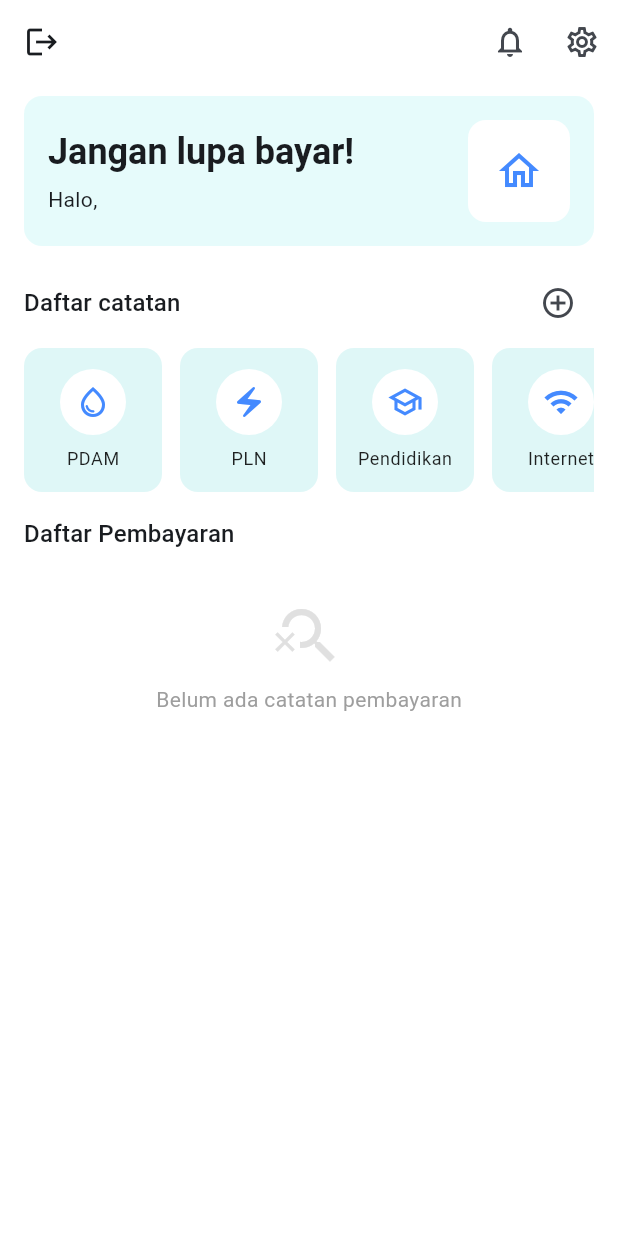
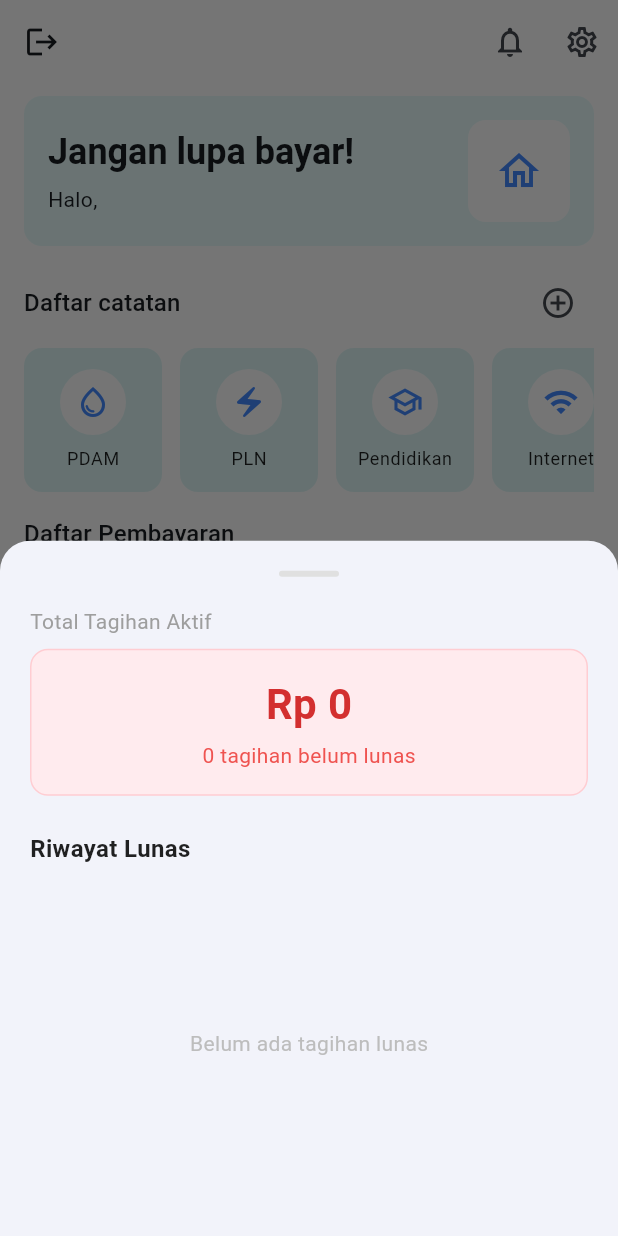
Before and after one commit to Samuel16299/mobile_app, a Flutter app: the screen it shows once a user with an empty profile is signed in, after a tap on the "notifications none" icon, on a phone screen of 412 x 824 dp. Run offline on Flutter 3.47's test engine with Material 3 defaults, Android fonts, the phone set to English and light mode, and no system bars; our stand-ins replace cloud_firestore, firebase_auth, firebase_core, flutter_local_notifications, flutter_riverpod, timezone; accounts and stored records are empty.

```diff
--- a/lib/features/bills/presentation/screens/home_screen.dart
+++ b/lib/features/bills/presentation/screens/home_screen.dart
@@ -3,6 +3,7 @@ import 'package:flutter_riverpod/flutter_riverpod.dart';
 import 'package:intl/intl.dart';
 import '../../providers/bills_provider.dart';
 import '../../providers/auth_provider.dart';
+import '../../models/bill_model.dart'; // Pastikan import ini ada
 import 'bill_detail_screen.dart';
 import 'bill_form_screen.dart';
 import '../../../settings/providers/locale_provider.dart';
@@ -16,8 +17,142 @@ class HomeScreen extends ConsumerStatefulWidget {
 }
 
 class _HomeScreenState extends ConsumerState<HomeScreen> {
-  // Variabel untuk menyimpan kategori yang sedang dipilih
   String? _selectedCategory;
+
+  // --- FUNGSI BARU: MENAMPILKAN POPUP RINGKASAN ---
+  void _showSummaryPopup(BuildContext context, List<Bill> allBills) {
+    // 1. Filter Data
+    final unpaidBills = allBills.where((b) => !b.isPaid).toList();
+    final paidBills = allBills.where((b) => b.isPaid).toList();
+
+    // 2. Hitung Total Tagihan (Yang belum dibayar)
+    double totalUnpaid = 0;
+    for (var bill in unpaidBills) {
+      totalUnpaid += bill.amount;
+    }
+
+    // Formatter Rupiah
+    final currencyFormatter = NumberFormat.currency(
+      locale: 'id_ID',
+      symbol: 'Rp ',
+      decimalDigits: 0,
+    );
+
+    showModalBottomSheet(
+      context: context,
+      shape: const RoundedRectangleBorder(
+        borderRadius: BorderRadius.vertical(top: Radius.circular(20)),
+      ),
+      builder: (context) {
+        return Container(
+          padding: const EdgeInsets.all(20),
+          height: 500, // Tinggi popup
+          child: Column(
+            crossAxisAlignment: CrossAxisAlignment.start,
+            children: [
+              // --- HEADER POPUP ---
+              Center(
+                child: Container(
+                  width: 40,
+                  height: 4,
+                  margin: const EdgeInsets.only(bottom: 20),
+                  decoration: BoxDecoration(
+                    color: Colors.grey[300],
+                    borderRadius: BorderRadius.circular(10),
+                  ),
+                ),
+              ),
+
+              // --- BAGIAN 1: TOTAL YANG HARUS DIBAYAR ---
+              const Text(
+                'Total Tagihan Aktif',
+                style: TextStyle(fontSize: 14, color: Colors.grey),
+              ),
+              const SizedBox(height: 8),
+              Container(
+                width: double.infinity,
+                padding: const EdgeInsets.all(16),
+                decoration: BoxDecoration(
+                  color: Colors.red.shade50,
+                  borderRadius: BorderRadius.circular(12),
+                  border: Border.all(color: Colors.red.shade100),
+                ),
+                child: Column(
+                  children: [
+                    Text(
+                      currencyFormatter.format(totalUnpaid),
+                      style: TextStyle(
+                        fontSize: 28,
+                        fontWeight: FontWeight.bold,
+                        color: Colors.red.shade700,
+                      ),
+                    ),
+                    const SizedBox(height: 4),
+                    Text(
+                      '${unpaidBills.length} tagihan belum lunas',
+                      style: TextStyle(color: Colors.red.shade400),
+                    ),
+                  ],
+                ),
+              ),
+
+              const SizedBox(height: 24),
+
+              // --- BAGIAN 2: DAFTAR YANG SUDAH LUNAS ---
+              const Text(
+                'Riwayat Lunas',
+                style: TextStyle(
+                  fontSize: 16,
+                  fontWeight: FontWeight.bold,
+                  color: Colors.black87
+                ),
+              ),
+              const SizedBox(height: 10),
+
+              Expanded(
+                child: paidBills.isEmpty
+                    ? Center(
+                        child: Text(
+                          'Belum ada tagihan lunas',
+                          style: TextStyle(color: Colors.grey[400]),
+                        ),
+                      )
+                    : ListView.separated(
+                        itemCount: paidBills.length,
+                        separatorBuilder: (_, __) => const Divider(),
+                        itemBuilder: (context, index) {
+                          final bill = paidBills[index];
+                          return ListTile(
+                            contentPadding: EdgeInsets.zero,
+                            leading: const CircleAvatar(
+                              backgroundColor: Colors.green,
+                              radius: 16,
+                              child: Icon(Icons.check, color: Colors.white, size: 16),
+                            ),
+                            title: Text(
+                              bill.title,
+                              style: const TextStyle(
+                                decoration: TextDecoration.lineThrough,
+                                color: Colors.grey,
+                              ),
+                            ),
+                            trailing: Text(
+                              currencyFormatter.format(bill.amount),
+                              style: const TextStyle(
+                                fontWeight: FontWeight.bold,
+                                color: Colors.green,
+                              ),
+                            ),
+                          );
+                        },
+                      ),
+              ),
+            ],
+          ),
+        );
+      },
+    );
+  }
 
   @override
   Widget build(BuildContext context) {
@@ -27,11 +162,9 @@ class _HomeScreenState extends ConsumerState<HomeScreen> {
     final billsAsync = ref.watch(billsStreamProvider);
     final billsController = ref.watch(billsControllerProvider);
 
-    // 1. AMBIL STATUS BAHASA SAAT INI
     final currentLocale = ref.watch(localeProvider);
     final isIndo = currentLocale.languageCode == 'id';
 
-    // 2. (Terjemahan Home)
     final labels = {
       'header': isIndo ? 'Jangan lupa bayar!' : "Don't forget to pay!",
       'hello': isIndo ? 'Halo' : 'Hello',
@@ -52,41 +185,22 @@ class _HomeScreenState extends ConsumerState<HomeScreen> {
       'logout_failed': isIndo ? 'Gagal keluar' : 'Failed to logout',
     };
 
-    // 3. DATA KATEGORI (Icon & Label Terjemahan)
     final categories = [
-      {
-        'id': 'PDAM',
-        'label': isIndo ? 'PDAM' : 'Water',
-        'icon': Icons.water_drop_outlined,
-      },
-      {
-        'id': 'PLN',
-        'label': isIndo ? 'PLN' : 'Electricity',
-        'icon': Icons.electric_bolt_outlined,
-      },
-      {
-        'id': 'Pendidikan',
-        'label': isIndo ? 'Pendidikan' : 'Education',
-        'icon': Icons.school_outlined,
-      },
-      {
-        'id': 'Internet',
-        'label': isIndo ? 'Internet' : 'Internet',
-        'icon': Icons.wifi,
-      },
+      {'id': 'PDAM', 'label': isIndo ? 'PDAM' : 'Water', 'icon': Icons.water_drop_outlined},
+      {'id': 'PLN', 'label': isIndo ? 'PLN' : 'Electricity', 'icon': Icons.electric_bolt_outlined},
+      {'id': 'Pendidikan', 'label': isIndo ? 'Pendidikan' : 'Education', 'icon': Icons.school_outlined},
+      {'id': 'Internet', 'label': isIndo ? 'Internet' : 'Internet', 'icon': Icons.wifi},
     ];
 
-    // Helper: choose correct locale strings for intl package
     final currencyLocale = isIndo ? 'id_ID' : 'en_US';
     final dateLocale = isIndo ? 'id_ID' : 'en_US';
-    final currencySymbol = isIndo ? 'Rp': 'Rp';
+    final currencySymbol = isIndo ? 'Rp' : 'Rp';
 
     return Scaffold(
       backgroundColor: Colors.white,
       appBar: AppBar(
         elevation: 0,
         backgroundColor: Colors.transparent,
-        // Tombol Logout
         leading: IconButton(
           icon: const Icon(Icons.logout),
           tooltip: labels['logout_tooltip'],
@@ -103,10 +217,7 @@ class _HomeScreenState extends ConsumerState<HomeScreen> {
                   ),
                   TextButton(
                     onPressed: () => Navigator.of(ctx).pop(true),
-                    child: Text(
-                      labels['logout']!,
-                      style: const TextStyle(color: Colors.red),
-                    ),
+                    child: Text(labels['logout']!, style: const TextStyle(color: Colors.red)),
                   ),
                 ],
               ),
@@ -117,38 +228,31 @@ class _HomeScreenState extends ConsumerState<HomeScreen> {
               try {
                 await auth.logout();
                 if (!context.mounted) return;
-                ScaffoldMessenger.of(context).showSnackBar(
-                  SnackBar(
-                    content: Text(labels['logout_success']!),
-                    duration: const Duration(seconds: 2),
-                  ),
-                );
-                // optional: navigate to login
+                ScaffoldMessenger.of(context).showSnackBar(SnackBar(content: Text(labels['logout_success']!), duration: const Duration(seconds: 2)));
               } catch (e) {
                 if (!context.mounted) return;
-                ScaffoldMessenger.of(context).showSnackBar(
-                  SnackBar(
-                    content: Text(labels['logout_failed']!),
-                  ),
-                );
+                ScaffoldMessenger.of(context).showSnackBar(SnackBar(content: Text(labels['logout_failed']!)));
               }
             }
           },
         ),
         actions: [
+          // --- MODIFIKASI: Tombol Notifikasi (Lonceng) ---
           IconButton(
             icon: const Icon(Icons.notifications_none),
-            onPressed: () {},
+            onPressed: () {
+              // Mengambil data bills saat ini dari provider (jika sudah di-load)
+              billsAsync.whenData((bills) {
+                _showSummaryPopup(context, bills);
+              });
+            },
           ),
-          // Tombol Setting
+          // -----------------------------------------------
           IconButton(
             icon: const Icon(Icons.settings_outlined),
             tooltip: labels['settings_tooltip'],
             onPressed: () {
-              Navigator.push(
-                context,
-                MaterialPageRoute(builder: (_) => const SettingsScreen()),
-              );
+              Navigator.push(context, MaterialPageRoute(builder: (_) => const SettingsScreen()));
             },
           ),
         ],
@@ -161,7 +265,6 @@ class _HomeScreenState extends ConsumerState<HomeScreen> {
           child: ListView(
             padding: const EdgeInsets.symmetric(horizontal: 16, vertical: 8),
             children: [
-              // --- HEADER USER ---
               Container(
                 padding: const EdgeInsets.all(16),
                 decoration: BoxDecoration(
@@ -176,9 +279,7 @@ class _HomeScreenState extends ConsumerState<HomeScreen> {
                         children: [
                           Text(
                             labels['header']!,
-                            style: theme.textTheme.headlineSmall?.copyWith(
-                              fontWeight: FontWeight.bold,
-                            ),
+                            style: theme.textTheme.headlineSmall?.copyWith(fontWeight: FontWeight.bold),
                           ),
                           const SizedBox(height: 6),
                           Text(
@@ -191,55 +292,30 @@ class _HomeScreenState extends ConsumerState<HomeScreen> {
                     Container(
                       width: 68,
                       height: 68,
-                      decoration: BoxDecoration(
-                        color: Colors.white,
-                        borderRadius: BorderRadius.circular(12),
-                      ),
-                      child: const Icon(
-                        Icons.home_outlined,
-                        size: 32,
-                        color: Colors.blueAccent,
-                      ),
+                      decoration: BoxDecoration(color: Colors.white, borderRadius: BorderRadius.circular(12)),
+                      child: const Icon(Icons.home_outlined, size: 32, color: Colors.blueAccent),
                     ),
                   ],
                 ),
               ),
-
               const SizedBox(height: 14),
-
-              // --- BAGIAN PILIHAN KATEGORI (FILTER) ---
               Row(
                 mainAxisAlignment: MainAxisAlignment.spaceBetween,
                 children: [
-                  Text(
-                    labels['categories_title']!,
-                    style: theme.textTheme.titleMedium,
-                  ),
-                  // Jika filter aktif, tampilkan tombol Reset
+                  Text(labels['categories_title']!, style: theme.textTheme.titleMedium),
                   if (_selectedCategory != null)
                     TextButton(
                       onPressed: () => setState(() => _selectedCategory = null),
-                      child: Text(
-                        labels['reset']!,
-                        style: const TextStyle(color: Colors.red),
-                      ),
+                      child: Text(labels['reset']!, style: const TextStyle(color: Colors.red)),
                     )
                   else
                     IconButton(
                       icon: const Icon(Icons.add_circle_outline),
-                      onPressed: () => Navigator.push(
-                        context,
-                        MaterialPageRoute(
-                          builder: (_) => const BillFormScreen(),
-                        ),
-                      ),
+                      onPressed: () => Navigator.push(context, MaterialPageRoute(builder: (_) => const BillFormScreen())),
                     ),
                 ],
               ),
-
               const SizedBox(height: 6),
-
-              // List Horizontal Kategori
               SizedBox(
                 height: 96,
                 child: ListView.separated(
@@ -269,12 +345,7 @@ class _HomeScreenState extends ConsumerState<HomeScreen> {
                         decoration: BoxDecoration(
                           color: isSelected ? Colors.blueAccent : const Color(0xFFDFF7F7),
                           borderRadius: BorderRadius.circular(12),
-                          border: isSelected
-                              ? Border.all(
-                            color: Colors.blue.shade800,
-                            width: 2,
-                          )
-                              : null,
+                          border: isSelected ? Border.all(color: Colors.blue.shade800, width: 2) : null,
                         ),
                         child: Column(
                           mainAxisAlignment: MainAxisAlignment.center,
@@ -282,10 +353,7 @@ class _HomeScreenState extends ConsumerState<HomeScreen> {
                             CircleAvatar(
                               radius: 22,
                               backgroundColor: Colors.white,
-                              child: Icon(
-                                cat['icon'] as IconData,
-                                color: isSelected ? Colors.blueAccent : Colors.blueAccent,
-                              ),
+                              child: Icon(cat['icon'] as IconData, color: isSelected ? Colors.blueAccent : Colors.blueAccent),
                             ),
                             const SizedBox(height: 8),
                             Text(
@@ -303,10 +371,7 @@ class _HomeScreenState extends ConsumerState<HomeScreen> {
                   },
                 ),
               ),
-
               const SizedBox(height: 16),
-
-              // --- DAFTAR TAGIHAN ---
               Row(
                 mainAxisAlignment: MainAxisAlignment.spaceBetween,
                 children: [
@@ -316,14 +381,10 @@ class _HomeScreenState extends ConsumerState<HomeScreen> {
                   ),
                 ],
               ),
-
               const SizedBox(height: 8),
-
               billsAsync.when(
                 data: (bills) {
                   var filteredBills = bills;
-
-                  // FILTER DATA
                   if (_selectedCategory != null) {
                     filteredBills = bills.where((b) => b.category == _selectedCategory).toList();
                   }
@@ -334,11 +395,7 @@ class _HomeScreenState extends ConsumerState<HomeScreen> {
                       child: Center(
                         child: Column(
                           children: [
-                            Icon(
-                              Icons.search_off,
-                              size: 48,
-                              color: Colors.grey[300],
-                            ),
+                            Icon(Icons.search_off, size: 48, color: Colors.grey[300]),
                             const SizedBox(height: 8),
                             Text(
                               _selectedCategory == null ? labels['empty_list']! : '${labels['empty_filter']} $_selectedCategory',
@@ -358,15 +415,10 @@ class _HomeScreenState extends ConsumerState<HomeScreen> {
                         padding: const EdgeInsets.only(bottom: 12.0),
                         child: Card(
                           elevation: 0,
-                          // Ubah warna card jika lunas
                           color: b.isPaid ? Colors.green[50] : const Color(0xFFF5F6FA),
-                          shape: RoundedRectangleBorder(
-                            borderRadius: BorderRadius.circular(12),
-                          ),
+                          shape: RoundedRectangleBorder(borderRadius: BorderRadius.circular(12)),
                           child: ListTile(
                             contentPadding: const EdgeInsets.symmetric(horizontal: 12, vertical: 4),
-
-                            // [FITUR 1] CHECKBOX LUNAS
                             leading: Checkbox(
                               value: b.isPaid,
                               onChanged: (val) async {
@@ -374,18 +426,13 @@ class _HomeScreenState extends ConsumerState<HomeScreen> {
                                   try {
                                     await billsController.toggleStatus(b.id, val);
                                   } catch (e) {
-                                    // show simple feedback
                                     if (context.mounted) {
-                                      ScaffoldMessenger.of(context).showSnackBar(
-                                        SnackBar(content: Text('Update failed: $e')),
-                                      );
+                                      ScaffoldMessenger.of(context).showSnackBar(SnackBar(content: Text('Update failed: $e')));
                                     }
                                   }
                                 }
                               },
                             ),
-
-                            // [FITUR 2]JUDUL
                             title: Text(
                               b.title,
                               style: TextStyle(
@@ -394,7 +441,6 @@ class _HomeScreenState extends ConsumerState<HomeScreen> {
                                 color: b.isPaid ? Colors.grey : Colors.black,
                               ),
                             ),
-
                             subtitle: Column(
                               crossAxisAlignment: CrossAxisAlignment.start,
                               children: [
@@ -403,47 +449,22 @@ class _HomeScreenState extends ConsumerState<HomeScreen> {
                                   style: const TextStyle(fontSize: 12),
                                 ),
                                 Text(
-                                  NumberFormat.currency(
-                                    locale: currencyLocale,
-                                    symbol: currencySymbol,
-                                    decimalDigits: 0,
-                                  ).format(b.amount),
-                                  style: const TextStyle(
-                                    fontWeight: FontWeight.bold,
-                                    fontSize: 13,
-                                    color: Colors.green,
-                                  ),
+                                  NumberFormat.currency(locale: currencyLocale, symbol: currencySymbol, decimalDigits: 0).format(b.amount),
+                                  style: const TextStyle(fontWeight: FontWeight.bold, fontSize: 13, color: Colors.green),
                                 ),
                               ],
                             ),
-
-                            // [FITUR 3] TOMBOL EDIT & HAPUS
                             trailing: Row(
                               mainAxisSize: MainAxisSize.min,
                               children: [
-                                // EDIT
                                 IconButton(
-                                  icon: const Icon(
-                                    Icons.edit,
-                                    size: 20,
-                                    color: Colors.blue,
-                                  ),
+                                  icon: const Icon(Icons.edit, size: 20, color: Colors.blue),
                                   onPressed: () {
-                                    Navigator.push(
-                                      context,
-                                      MaterialPageRoute(
-                                        builder: (_) => BillFormScreen(bill: b),
-                                      ),
-                                    );
+                                    Navigator.push(context, MaterialPageRoute(builder: (_) => BillFormScreen(bill: b)));
                                   },
                                 ),
-                                // HAPUS
                                 IconButton(
-                                  icon: const Icon(
-                                    Icons.delete,
-                                    size: 20,
-                                    color: Colors.red,
-                                  ),
+                                  icon: const Icon(Icons.delete, size: 20, color: Colors.red),
                                   onPressed: () {
                                     showDialog(
                                       context: context,
@@ -451,19 +472,13 @@ class _HomeScreenState extends ConsumerState<HomeScreen> {
                                         title: const Text('Hapus?'),
                                         content: Text('Yakin hapus ${b.title}?'),
                                         actions: [
-                                          TextButton(
-                                            onPressed: () => Navigator.pop(ctx),
-                                            child: const Text('Batal'),
-                                          ),
+                                          TextButton(onPressed: () => Navigator.pop(ctx), child: const Text('Batal')),
                                           TextButton(
                                             onPressed: () {
                                               billsController.deleteBill(b.id);
                                               Navigator.pop(ctx);
                                             },
-                                            child: const Text(
-                                              'Hapus',
-                                              style: TextStyle(color: Colors.red),
-                                            ),
+                                            child: const Text('Hapus', style: TextStyle(color: Colors.red)),
                                           ),
                                         ],
                                       ),
@@ -472,14 +487,8 @@ class _HomeScreenState extends ConsumerState<HomeScreen> {
                                 ),
                               ],
                             ),
-
                             onTap: () {
-                              Navigator.push(
-                                context,
-                                MaterialPageRoute(
-                                  builder: (_) => BillDetailScreen(bill: b),
-                                ),
-                              );
+                              Navigator.push(context, MaterialPageRoute(builder: (_) => BillDetailScreen(bill: b)));
                             },
                           ),
                         ),
@@ -487,18 +496,9 @@ class _HomeScreenState extends ConsumerState<HomeScreen> {
                     }).toList(),
                   );
                 },
-                loading: () => const Center(
-                  child: Padding(
-                    padding: EdgeInsets.all(12),
-                    child: CircularProgressIndicator(),
-                  ),
-                ),
-                error: (e, st) => Padding(
-                  padding: const EdgeInsets.all(12.0),
-                  child: Text('Error: $e'),
-                ),
+                loading: () => const Center(child: Padding(padding: EdgeInsets.all(12), child: CircularProgressIndicator())),
+                error: (e, st) => Padding(padding: const EdgeInsets.all(12.0), child: Text('Error: $e')),
               ),
-
               const SizedBox(height: 80),
             ],
           ),
```
